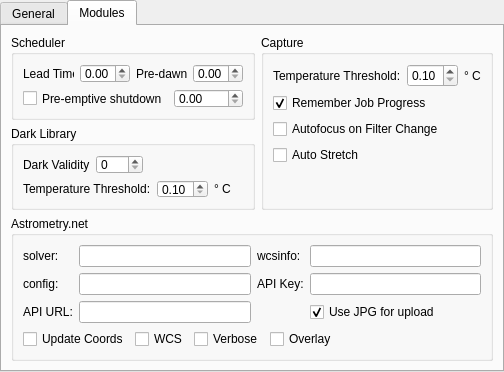
Old version of the form kstars/ekos/opsekos.ui in the repository KDE/kstars.
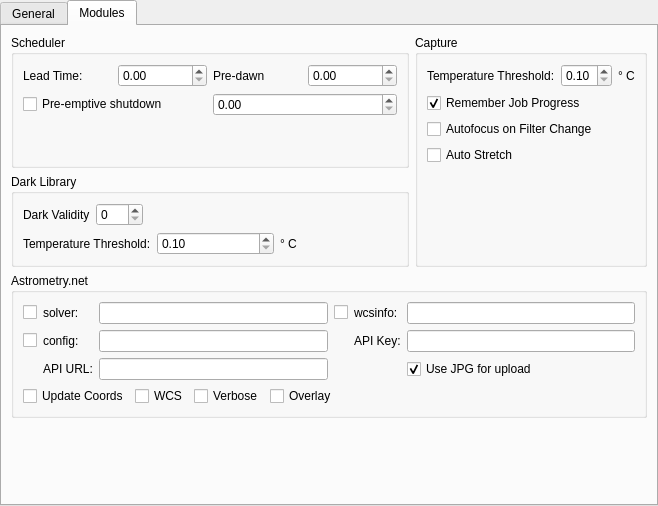
New version of the form. The open tabs and pages were chosen to show the change.

```diff
--- a/kstars/ekos/opsekos.ui
+++ b/kstars/ekos/opsekos.ui
@@ -6,8 +6,8 @@
    <rect>
     <x>0</x>
     <y>0</y>
-    <width>504</width>
-    <height>372</height>
+    <width>658</width>
+    <height>506</height>
    </rect>
   </property>
   <property name="windowTitle">
@@ -359,14 +359,7 @@
       <layout class="QVBoxLayout" name="verticalLayout_3">
        <item>
         <layout class="QGridLayout" name="gridLayout">
-         <item row="0" column="0">
-          <widget class="QLabel" name="label_15">
-           <property name="text">
-            <string>solver:</string>
-           </property>
-          </widget>
-         </item>
-         <item row="0" column="1">
+         <item row="0" column="2">
           <widget class="QLineEdit" name="kcfg_astrometrySolver">
            <property name="toolTip">
             <string>Astrometry.net solve-field binary</string>
@@ -376,49 +369,45 @@
            </property>
           </widget>
          </item>
-         <item row="0" column="2">
-          <widget class="QLabel" name="label_16">
+         <item row="1" column="5">
+          <widget class="QLineEdit" name="kcfg_astrometryAPIKey">
+           <property name="toolTip">
+            <string>Astrometry.net configuration file</string>
+           </property>
            <property name="text">
-            <string>wcsinfo:</string>
+            <string/>
+           </property>
+          </widget>
+         </item>
+         <item row="2" column="5">
+          <widget class="QCheckBox" name="kcfg_astrometryUseJPEG">
+           <property name="toolTip">
+            <string>Use JPEG format, instead of FITS, to upload images to the online astrometry.net service</string>
+           </property>
+           <property name="text">
+            <string>Use JPG for upload</string>
+           </property>
+           <property name="checked">
+            <bool>true</bool>
            </property>
           </widget>
          </item>
          <item row="0" column="3">
-          <widget class="QLineEdit" name="kcfg_astrometryWCSInfo">
-           <property name="toolTip">
-            <string>Astrometry.net wcsinfo binary</string>
-           </property>
+          <widget class="QCheckBox" name="wcsInternal">
            <property name="text">
             <string/>
            </property>
           </widget>
          </item>
-         <item row="1" column="0">
-          <widget class="QLabel" name="label_14">
-           <property name="text">
-            <string>config:</string>
-           </property>
-          </widget>
-         </item>
-         <item row="1" column="1">
-          <widget class="QLineEdit" name="kcfg_astrometryConfFile">
-           <property name="toolTip">
-            <string>Astrometry.net configuration file</string>
-           </property>
-           <property name="text">
-            <string/>
-           </property>
-          </widget>
-         </item>
-         <item row="1" column="2">
+         <item row="1" column="4">
           <widget class="QLabel" name="label_17">
            <property name="text">
             <string>API Key:</string>
            </property>
           </widget>
          </item>
-         <item row="1" column="3">
-          <widget class="QLineEdit" name="kcfg_astrometryAPIKey">
+         <item row="1" column="2">
+          <widget class="QLineEdit" name="kcfg_astrometryConfFile">
            <property name="toolTip">
             <string>Astrometry.net configuration file</string>
            </property>
@@ -427,14 +416,52 @@
            </property>
           </widget>
          </item>
-         <item row="2" column="0">
+         <item row="1" column="1">
+          <widget class="QLabel" name="label_14">
+           <property name="text">
+            <string>config:</string>
+           </property>
+          </widget>
+         </item>
+         <item row="2" column="1">
           <widget class="QLabel" name="label_18">
            <property name="text">
             <string>API URL:</string>
            </property>
           </widget>
          </item>
-         <item row="2" column="1">
+         <item row="0" column="5">
+          <widget class="QLineEdit" name="kcfg_astrometryWCSInfo">
+           <property name="toolTip">
+            <string>Astrometry.net wcsinfo binary</string>
+           </property>
+           <property name="text">
+            <string/>
+           </property>
+          </widget>
+         </item>
+         <item row="1" column="0">
+          <widget class="QCheckBox" name="configInternal">
+           <property name="text">
+            <string/>
+           </property>
+          </widget>
+         </item>
+         <item row="0" column="1">
+          <widget class="QLabel" name="label_15">
+           <property name="text">
+            <string>solver:</string>
+           </property>
+          </widget>
+         </item>
+         <item row="0" column="4">
+          <widget class="QLabel" name="label_16">
+           <property name="text">
+            <string>wcsinfo:</string>
+           </property>
+          </widget>
+         </item>
+         <item row="2" column="2">
           <widget class="QLineEdit" name="kcfg_astrometryAPIURL">
            <property name="toolTip">
             <string>Astrometry.net configuration file</string>
@@ -444,16 +471,10 @@
            </property>
           </widget>
          </item>
-         <item row="2" column="3">
-          <widget class="QCheckBox" name="kcfg_astrometryUseJPEG">
-           <property name="toolTip">
-            <string>Use JPEG format, instead of FITS, to upload images to the online astrometry.net service</string>
-           </property>
+         <item row="0" column="0">
+          <widget class="QCheckBox" name="solverInternal">
            <property name="text">
-            <string>Use JPG for upload</string>
-           </property>
-           <property name="checked">
-            <bool>true</bool>
+            <string/>
            </property>
           </widget>
          </item>
```
Left out of the diff: 2 changed lines with no effect on the pictures.
